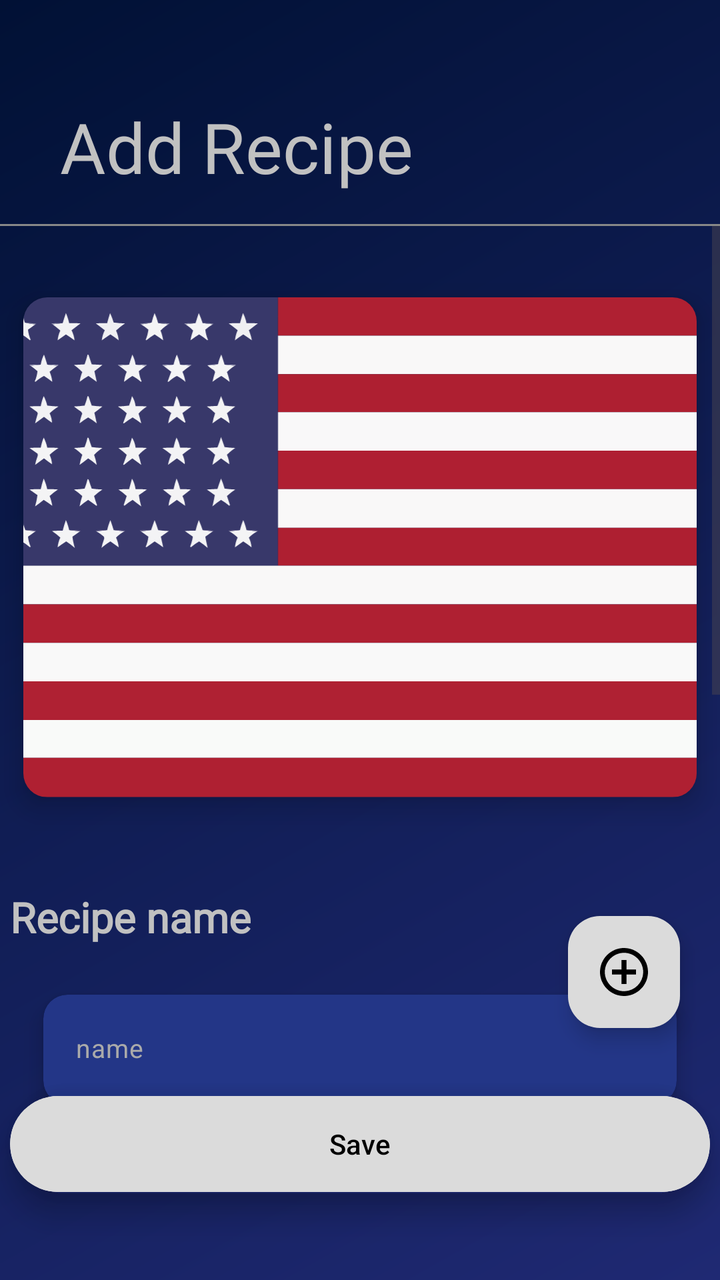
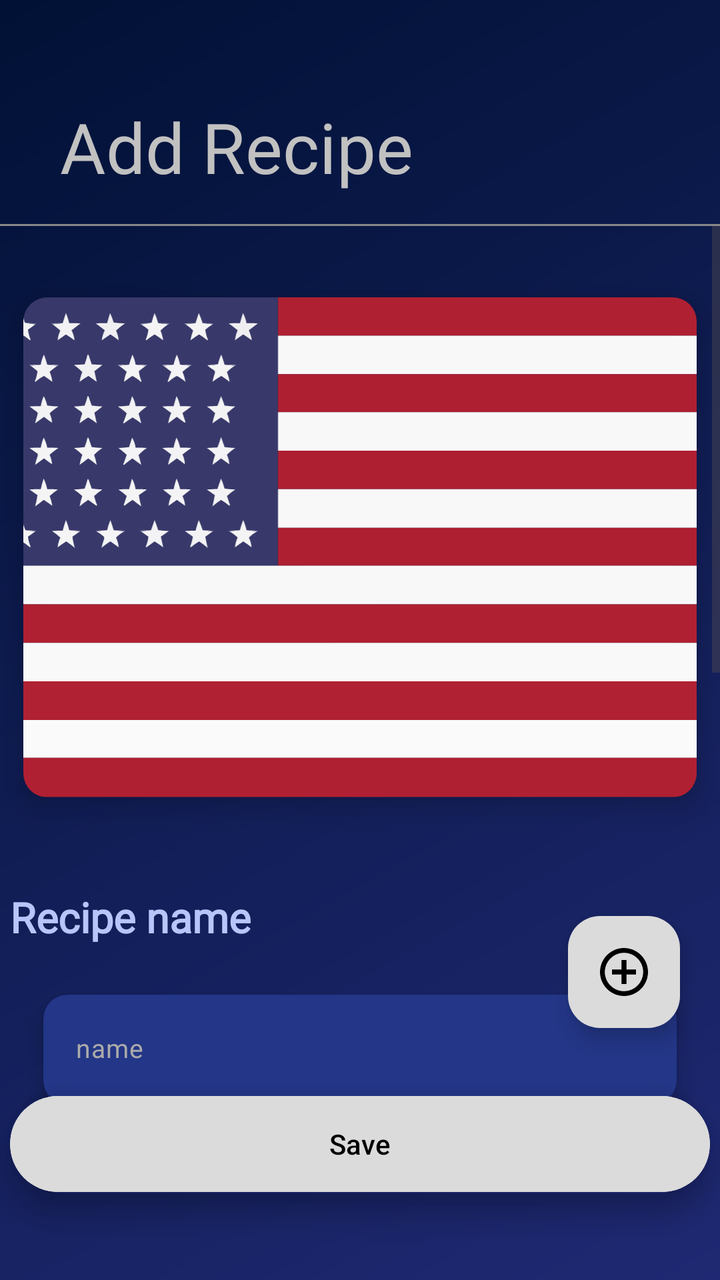

Before-and-after screenshots of an Android layout around one commit, followed by the original layout XML and the change that was made.
<!-- AndroidManifest.xml: application theme Theme.Recipe -->
<!-- res/layout/activity_add_recipe.xml -->
<androidx.constraintlayout.widget.ConstraintLayout
    xmlns:android="http://schemas.android.com/apk/res/android"
    xmlns:app="http://schemas.android.com/apk/res-auto"
    xmlns:tools="http://schemas.android.com/tools"
    android:id="@+id/main"
    android:layout_width="match_parent"
    android:layout_height="match_parent"
    android:background="@drawable/my_background">


    
    <TextView
        android:id="@+id/CreateRecipeTextView"
        android:layout_width="wrap_content"
        android:layout_height="62dp"
        android:layout_marginTop="50dp"
        android:layout_marginStart="30dp"
        android:fontFamily="@font/open_sans_bold"
        android:gravity="left"
        android:text="Add Recipe"
        android:textColor="@color/my_text_view_back"
        android:textSize="35sp"
        app:layout_constraintStart_toStartOf="parent"
        app:layout_constraintTop_toTopOf="parent" />

    
    <View
        android:id="@+id/lineUnderText"
        android:layout_width="match_parent"
        android:layout_height="1dp"
        android:background="#888888"
        app:layout_constraintTop_toBottomOf="@id/CreateRecipeTextView"
        app:layout_constraintStart_toStartOf="parent"
        app:layout_constraintEnd_toEndOf="parent"/>



    
    <ScrollView
        android:id="@+id/ScrollViewContent"
        android:layout_width="match_parent"
        android:layout_height="0dp"
        android:fillViewport="true"
        android:layout_marginBottom="70dp"
        app:layout_constraintTop_toBottomOf="@id/lineUnderText"
        app:layout_constraintBottom_toBottomOf="parent">

        <LinearLayout
            android:id="@+id/LinearLayout"
            android:layout_width="match_parent"
            android:layout_height="wrap_content"
            android:orientation="vertical"
            android:paddingBottom="120dp">

            <androidx.cardview.widget.CardView
                android:id="@+id/CardViewRecipeImage"
                android:layout_width="wrap_content"
                android:layout_height="wrap_content"
                android:layout_marginTop="20dp"
                android:layout_gravity="center"
                app:cardCornerRadius="12dp"
                app:cardElevation="8dp"
                app:cardUseCompatPadding="true"
                app:cardBackgroundColor="@android:color/transparent">

                <ImageView
                    android:id="@+id/recipeImageView"
                    android:layout_width="350dp"
                    android:layout_height="250dp"
                    android:src="@drawable/america"
                    android:scaleType="centerCrop"
                    android:contentDescription="Recipe photo"
                    android:clickable="true"
                    android:focusable="true"
                    android:background="?attr/selectableItemBackgroundBorderless"/>
            </androidx.cardview.widget.CardView>

            <TextView
                android:id="@+id/TextViewRecipeName"
                android:layout_width="350dp"
                android:layout_height="wrap_content"
                android:layout_marginTop="30dp"
                android:fontFamily="@font/archivo_black"
                android:text="Recipe name"
                android:textColor="@color/my_text_view_back"
                android:textSize="21sp"
                android:textStyle="bold"
                android:layout_gravity="center"/>

            <androidx.cardview.widget.CardView
                android:id="@+id/CardViewRecipeName"
                android:layout_width="match_parent"
                android:layout_height="wrap_content"
                android:layout_margin="12dp"
                android:padding="12dp"
                app:cardBackgroundColor="@color/my_recipes_background"
                app:cardElevation="6dp"
                app:cardCornerRadius="12dp"
                app:cardUseCompatPadding="true">

                <EditText
                    android:id="@+id/EditTextRecipe"
                    style="@style/Widget.Material3.AutoCompleteTextView.OutlinedBox"
                    android:layout_width="match_parent"
                    android:layout_height="55dp"
                    android:hint="name"
                    android:inputType="text"
                    android:paddingStart="16dp"
                    android:paddingTop="15dp"
                    android:textColor="@color/my_textView_gray"
                    android:textColorHint="@android:color/darker_gray"
                    android:textSize="13sp"
                    android:background="@null"/>
            </androidx.cardview.widget.CardView>

            <LinearLayout
                android:id="@+id/linearLayoutDescription"
                android:layout_width="match_parent"
                android:layout_height="wrap_content"
                android:orientation="vertical"
                tools:listitem="@layout/ingredient_item"/>

            <TextView
                android:id="@+id/TextViewInstructionRecipe"
                android:layout_width="350dp"
                android:layout_height="wrap_content"
                android:layout_marginTop="50dp"
                android:fontFamily="@font/archivo_black"
                android:text="Instruction"
                android:textColor="@color/my_text_view_back"
                android:textSize="21sp"
                android:textStyle="bold"
                android:layout_gravity="center"/>

            <androidx.cardview.widget.CardView
                android:id="@+id/CardViewInstruction"
                android:layout_width="match_parent"
                android:layout_height="wrap_content"
                android:layout_margin="12dp"
                app:cardElevation="6dp"
                app:cardCornerRadius="12dp"
                app:cardUseCompatPadding="true"
                app:cardBackgroundColor="@color/my_recipes_background">

                <EditText
                    android:id="@+id/EditTextInsctructionRecipe"
                    style="@style/Widget.Material3.AutoCompleteTextView.OutlinedBox"
                    android:layout_width="match_parent"
                    android:layout_height="wrap_content"
                    android:hint="Instruction"
                    android:inputType="textMultiLine"
                    android:gravity="top|start"
                    android:minHeight="180dp"
                    android:scrollbars="vertical"
                    android:overScrollMode="always"
                    android:padding="12dp"
                    android:textColor="@color/my_textView_gray"
                    android:textColorHint="@android:color/darker_gray"
                    android:textSize="13sp"
                    android:background="@null"/>
            </androidx.cardview.widget.CardView>
        </LinearLayout>
    </ScrollView>

    
    <com.google.android.material.floatingactionbutton.FloatingActionButton
        android:id="@+id/floatingActionButton"
        android:layout_width="wrap_content"
        android:layout_height="wrap_content"
        android:layout_marginEnd="20dp"
        android:layout_marginBottom="30dp"
        android:contentDescription="@string/app_name"
        app:layout_constraintBottom_toTopOf="@id/CardView"
        app:layout_constraintEnd_toEndOf="parent"
        app:backgroundTint="@color/background_floatingButton"
        app:srcCompat="@drawable/ic_add_recipe"
        app:tint="@color/black" />

    

    <androidx.cardview.widget.CardView
        android:id="@+id/CardView"
        android:layout_width="350dp"
        android:layout_height="wrap_content"
        app:cardElevation="8dp"
        android:layout_margin="40dp"
        app:cardCornerRadius="120dp"
        android:layout_marginBottom="30dp"
        app:cardBackgroundColor="@android:color/transparent"
        app:layout_constraintBottom_toBottomOf="parent"
        app:layout_constraintStart_toStartOf="parent"
        app:layout_constraintEnd_toEndOf="parent">

        <Button
            android:id="@+id/RecipeSaveButton"
            android:layout_width="match_parent"
            android:layout_height="56dp"
            android:text="Save"
            android:elevation="8dp"
            android:backgroundTint="@color/background_floatingButton"
            android:textColor="@color/black"/>
    </androidx.cardview.widget.CardView>

</androidx.constraintlayout.widget.ConstraintLayout>
<!-- res/layout/ingredient_item.xml (included above) -->
<?xml version="1.0" encoding="utf-8"?>
<androidx.constraintlayout.widget.ConstraintLayout xmlns:android="http://schemas.android.com/apk/res/android"
    xmlns:app="http://schemas.android.com/apk/res-auto"
    android:id="@+id/linearLayout"
    android:layout_width="match_parent"
    android:layout_height="wrap_content"
    android:layout_marginTop="10dp">


    <Button
        android:id="@+id/ButtonDelete"
        style="@style/Widget.AppCompat.Button.Borderless.Colored"
        android:layout_width="wrap_content"
        android:layout_height="wrap_content"
        android:layout_marginEnd="30dp"
        android:minHeight="48dp"
        android:text="Delete"
        android:textColor="@android:color/holo_red_dark"
        android:textSize="10sp"
        app:layout_constraintBottom_toTopOf="@+id/LinearLayoutIngredient"
        app:layout_constraintEnd_toEndOf="parent"
        app:layout_constraintTop_toTopOf="parent" />


    <LinearLayout
        android:id="@+id/LinearLayoutIngredient"
        android:layout_width="350dp"
        android:layout_height="50dp"
        android:background="@drawable/textview_border"
        android:gravity="center"
        android:orientation="horizontal"
        app:layout_constraintBottom_toBottomOf="parent"
        app:layout_constraintEnd_toEndOf="parent"
        app:layout_constraintHorizontal_bias="0.5"
        app:layout_constraintStart_toStartOf="parent"
        app:layout_constraintTop_toBottomOf="@+id/ButtonDelete">

        <EditText
            android:id="@+id/EditTextNameIngredient"
            android:layout_width="140dp"
            android:layout_height="50dp"
            android:layout_marginStart="20dp"
            android:ellipsize="none"
            android:hint="name"
            android:inputType="text"
            android:paddingTop="15dp"
            android:scrollHorizontally="true"
            android:singleLine="true"
            android:textColor="@color/my_text_view_back"
            android:textColorHint="@android:color/darker_gray"
            android:textSize="13sp" />

        <FrameLayout
            android:layout_width="wrap_content"
            android:layout_height="wrap_content">

            <EditText
                android:id="@+id/EditTextWeight"
                android:layout_width="80dp"
                android:layout_height="50dp"
                android:background="@drawable/weight_border"
                android:gravity="center"
                android:hint="Weight"
                android:inputType="numberDecimal"
                android:minHeight="48dp"
                android:paddingStart="7dp"
                android:paddingEnd="7dp"
                android:textColor="@color/my_text_view_back"
                android:textColorHint="@color/my_text_view_back"
                android:textSize="12sp" />
        </FrameLayout>

        <FrameLayout
            android:layout_width="wrap_content"
            android:layout_height="wrap_content">

            <TextView
                android:id="@+id/TextViewUnit"
                android:layout_width="70dp"
                android:layout_height="50dp"
                android:background="@drawable/weight_border"
                android:gravity="center"
                android:hint="kg"
                android:inputType="numberDecimal"
                android:minHeight="48dp"
                android:textColor="@color/my_text_view_back"
                android:textColorHint="#979595"
                android:textSize="13sp" />
        </FrameLayout>

        <Spinner
            android:id="@+id/SpinnerUnit"
            android:layout_width="wrap_content"
            android:layout_height="70dp"
            android:entries="@array/ingredients_unit"
            android:minHeight="48dp" />
    </LinearLayout>


</androidx.constraintlayout.widget.ConstraintLayout>
<!-- resources referenced by this layout -->
<resources>
  <string-array name="ingredients_unit">
          <item>kg</item>
          <item>gr</item>
          <item>l</item>
          <item>ml</item>
          <item>tbsp</item>
          <item>tsp</item>
  
      </string-array>
  <color name="background_floatingButton">#DBDBDB</color>
  <color name="black">#FF000000</color>
  <color name="my_recipes_background">#233687</color>
  <color name="my_textView_gray">#FFFFFF</color>
  <color name="my_text_view_back">#C1C1C1</color>
  <!-- drawable america: vector/xml drawable (drawable, 29050 chars, omitted) -->
  <!-- drawable ic_add_recipe (drawable) -->
  <vector xmlns:android="http://schemas.android.com/apk/res/android"
      android:width="512dp"
      android:height="512dp"
      android:viewportWidth="512"
      android:viewportHeight="512">
    <path
        android:pathData="M233,1c-19.9,1.8 -46.4,7.8 -64.9,14.6 -23.7,8.8 -52.9,25.4 -72.7,41.4 -10.1,8.2 -30.2,28.3 -38.4,38.4 -16,19.8 -32.6,49 -41.4,72.7 -12.4,33.6 -17.8,74.2 -14.6,109.7 1.9,21.6 7.6,47 14.6,66.1 8.8,23.7 25.4,52.9 41.4,72.7 8.2,10.1 28.3,30.2 38.4,38.4 19.8,16 49,32.6 72.7,41.4 33.6,12.4 74.2,17.8 109.7,14.6 21.6,-1.9 47,-7.6 66.1,-14.6 23.7,-8.8 52.9,-25.4 72.7,-41.4 10.1,-8.2 30.2,-28.3 38.4,-38.4 16,-19.8 32.6,-49 41.4,-72.7 7,-19.1 12.7,-44.5 14.6,-66.1 3.2,-35.5 -2.2,-76.1 -14.6,-109.7 -8.8,-23.7 -25.4,-52.9 -41.4,-72.7 -8.2,-10.1 -28.3,-30.2 -38.4,-38.4 -19.8,-16 -49,-32.6 -72.7,-41.4 -33.7,-12.4 -74.7,-17.8 -110.9,-14.6zM273.5,52c48.6,4.6 92.4,25.1 126.9,59.6 67.5,67.6 79.6,169.9 29.8,251.4 -15.7,25.7 -41.5,51.5 -67.2,67.2 -54.4,33.3 -118.8,39.7 -177.8,17.6 -27.9,-10.4 -52.3,-26.2 -73.6,-47.4 -62.5,-62.6 -78.1,-156.4 -39,-234.7 37.8,-75.7 118.5,-121.4 200.9,-113.7z"
        android:fillColor="#000000"
        android:strokeColor="#00000000"/>
    <path
        android:pathData="M230,179l0,51 -51,-0 -51,-0 0,26 0,26 51,-0 51,-0 0,51 0,51 26,-0 26,-0 0,-51 0,-51 51,-0 51,-0 0,-26 0,-26 -51,-0 -51,-0 0,-51 0,-51 -26,-0 -26,-0 0,51z"
        android:fillColor="#000000"
        android:strokeColor="#00000000"/>
  </vector>
  <!-- drawable my_background (drawable) -->
  <shape xmlns:android="http://schemas.android.com/apk/res/android"
      android:shape="rectangle">
  
  
      <gradient
          android:type="linear"
          android:startColor="#011135"
          android:endColor="#1F2973"
          android:angle="315" />
  
      <size
          android:width="1080dp"
          android:height="1920dp" />
  </shape>
  <!-- drawable textview_border (drawable) -->
  <?xml version="1.0" encoding="utf-8"?>
  <shape xmlns:android="http://schemas.android.com/apk/res/android"
      android:shape="rectangle">
  
      
      <solid android:color="#22388E" />
  
      
  
  
      
      <corners android:radius="10dp" />
  </shape>
  <!-- drawable weight_border: png bitmap (drawable, 4779 bytes) -->
  <string name="app_name">Recipe</string>
  <style name="Theme.Recipe" parent="Base.Theme.Recipe" />
  <style name="Base.Theme.Recipe" parent="Theme.Material3.DayNight.NoActionBar">
          
          
      </style>
</resources>

<!-- the commit's change to res/layout/activity_add_recipe.xml (unified diff, before → after) -->
@@ -82,7 +82,7 @@
                 android:layout_marginTop="30dp"
                 android:fontFamily="@font/archivo_black"
                 android:text="Recipe name"
-                android:textColor="@color/my_text_view_back"
+                android:textColor="@color/title_my_color"
                 android:textSize="21sp"
                 android:textStyle="bold"
                 android:layout_gravity="center"/>
@@ -113,6 +113,19 @@
                     android:background="@null"/>
             </androidx.cardview.widget.CardView>
 
+            <TextView
+                android:id="@+id/TextViewIngredient"
+                android:layout_width="350dp"
+                android:layout_height="wrap_content"
+                android:layout_marginTop="15dp"
+                android:fontFamily="@font/archivo_black"
+                android:text="Ingredients"
+                android:visibility="invisible"
+                android:textColor="@color/title_my_color"
+                android:textSize="21sp"
+                android:textStyle="bold"
+                android:layout_gravity="center" />
+
             <LinearLayout
                 android:id="@+id/linearLayoutDescription"
                 android:layout_width="match_parent"
@@ -127,7 +140,7 @@
                 android:layout_marginTop="50dp"
                 android:fontFamily="@font/archivo_black"
                 android:text="Instruction"
-                android:textColor="@color/my_text_view_back"
+                android:textColor="@color/title_my_color"
                 android:textSize="21sp"
                 android:textStyle="bold"
                 android:layout_gravity="center"/>
<!-- resource entries referenced after the edit -->
@@ -14,6 +14,7 @@
   <color name="my_recipes_background">#233687</color>
   <color name="my_textView_gray">#FFFFFF</color>
   <color name="my_text_view_back">#C1C1C1</color>
+  <color name="title_my_color">#B8C5FA</color>
   <!-- drawable america: vector/xml drawable (drawable, 29050 chars, omitted) -->
   <!-- drawable ic_add_recipe (drawable) -->
   <vector xmlns:android="http://schemas.android.com/apk/res/android"
